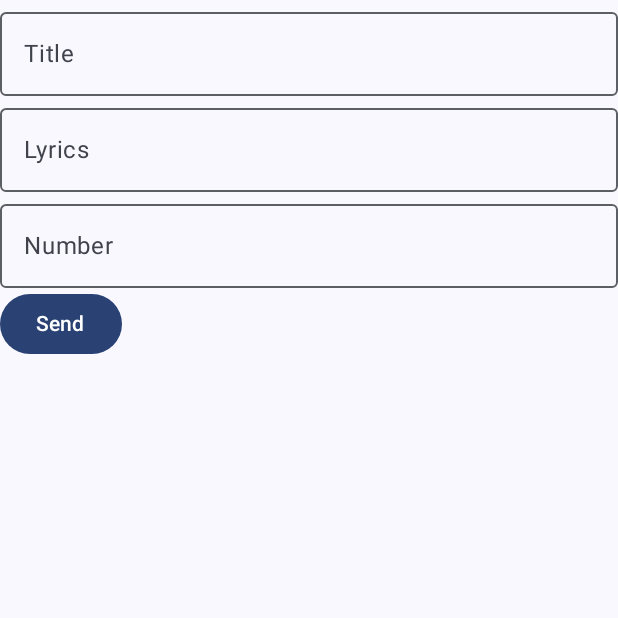
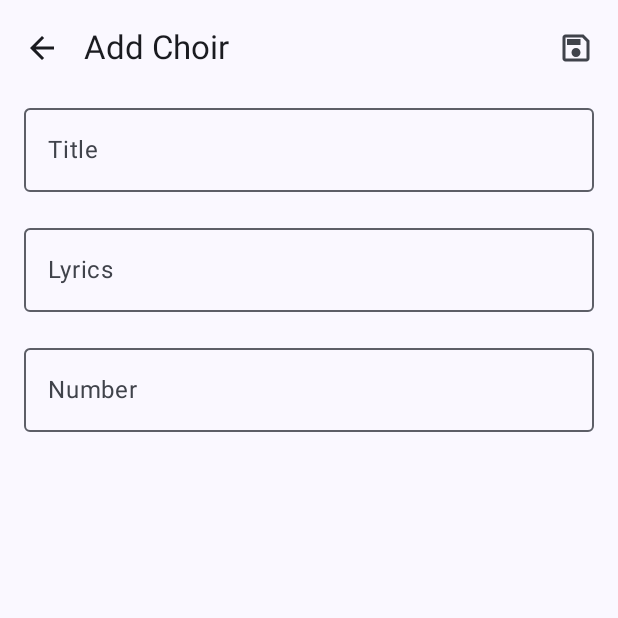
Before and after one commit to Luigi-Avila/Himnos-y-coros-MIEPI-Admin, an Android app built with Jetpack Compose: the FormScreen screen opened through its navigation route, on a phone screen of 412 x 824 dp, the top half of it. Run offline under Robolectric (Android 15) with nearby library versions, the phone set to English and light mode, and no system bars; our stand-ins replace Firebase (no records; nobody signed in at launch, a user with empty details on screens opened directly), livedata-compose.

Commit message:
feat: User experience improved

```diff
--- a/app/build.gradle
+++ b/app/build.gradle
@@ -60,6 +60,9 @@ dependencies {
     implementation 'androidx.compose.material3:material3'
     implementation "androidx.compose.runtime:runtime-livedata"
 
+    //Icons
+    implementation "androidx.compose.material:material-icons-extended"
+
     // Navigation
     implementation "androidx.navigation:navigation-compose:2.6.0"
 
@@ -69,6 +72,7 @@ dependencies {
     implementation 'com.google.firebase:firebase-common-ktx:20.3.3'
     implementation 'com.google.firebase:firebase-firestore-ktx:24.7.0'
 
+
     testImplementation 'junit:junit:4.13.2'
     androidTestImplementation 'androidx.test.ext:junit:1.1.5'
     androidTestImplementation 'androidx.test.espresso:espresso-core:3.5.1'
--- a/app/src/main/java/com/luigidev/himnosycorosmiepiadmin/MainActivity.kt
+++ b/app/src/main/java/com/luigidev/himnosycorosmiepiadmin/MainActivity.kt
@@ -3,7 +3,6 @@ package com.luigidev.himnosycorosmiepiadmin
 import android.os.Bundle
 import androidx.activity.ComponentActivity
 import androidx.activity.compose.setContent
-import androidx.activity.viewModels
 import androidx.compose.foundation.layout.fillMaxSize
 import androidx.compose.material3.MaterialTheme
 import androidx.compose.material3.Surface
@@ -13,15 +12,10 @@ import androidx.navigation.compose.composable
 import androidx.navigation.compose.rememberNavController
 import com.luigidev.himnosycorosmiepiadmin.core.Routes
 import com.luigidev.himnosycorosmiepiadmin.form.ui.FormScreen
-import com.luigidev.himnosycorosmiepiadmin.form.ui.FormViewModel
 import com.luigidev.himnosycorosmiepiadmin.home.ui.HomeScreen
-import com.luigidev.himnosycorosmiepiadmin.home.ui.HomeViewModel
 import com.luigidev.himnosycorosmiepiadmin.theme.HimnosYCorosMIEPIAdminTheme
 
 class MainActivity : ComponentActivity() {
-
-    private val formViewModel: FormViewModel by viewModels()
-    private val homeViewModel: HomeViewModel by viewModels()
 
     override fun onCreate(savedInstanceState: Bundle?) {
         super.onCreate(savedInstanceState)
@@ -37,7 +31,7 @@ class MainActivity : ComponentActivity() {
                         navController = navigationController,
                         startDestination = Routes.HomeScreen.route
                     ) {
-                        composable(Routes.FormScreen.route) { FormScreen(formViewModel, navigationController) }
+                        composable(Routes.FormScreen.route) { FormScreen(navigationController) }
                         composable(Routes.HomeScreen.route) { HomeScreen(navigationController) }
                     }
 
--- a/app/src/main/java/com/luigidev/himnosycorosmiepiadmin/core/Components.kt
+++ b/app/src/main/java/com/luigidev/himnosycorosmiepiadmin/core/Components.kt
@@ -3,29 +3,42 @@ package com.luigidev.himnosycorosmiepiadmin.core
 import androidx.compose.foundation.layout.fillMaxWidth
 import androidx.compose.foundation.text.KeyboardOptions
 import androidx.compose.material3.ExperimentalMaterial3Api
+import androidx.compose.material3.MaterialTheme
 import androidx.compose.material3.OutlinedTextField
 import androidx.compose.material3.Text
 import androidx.compose.runtime.Composable
-import androidx.compose.runtime.getValue
-import androidx.compose.runtime.mutableStateOf
-import androidx.compose.runtime.saveable.rememberSaveable
-import androidx.compose.runtime.setValue
 import androidx.compose.ui.Modifier
 
 @OptIn(ExperimentalMaterial3Api::class)
 @Composable
-fun TextFieldForm(label: String, getChoir: (String) -> Unit, keyboardOptions: KeyboardOptions = KeyboardOptions.Default) {
-
-    var aux by rememberSaveable { mutableStateOf("") }
-
+fun TextFieldForm(
+    label: String,
+    textValue: String,
+    keyboardOptions: KeyboardOptions = KeyboardOptions.Default,
+    isInvalid: Boolean,
+    supportTextError: String,
+    oneLine: Boolean = false,
+    maxLines: Int = Int.MAX_VALUE,
+    onTextChanged: (String) -> Unit
+    ) {
     OutlinedTextField(
-        value = aux,
-        onValueChange = {
-            getChoir(it)
-            aux = it
-        },
+        value = textValue,
+        onValueChange = onTextChanged,
         label = { Text(text = label) },
         modifier = Modifier.fillMaxWidth(),
-        keyboardOptions = keyboardOptions
+        keyboardOptions = keyboardOptions,
+        isError = isInvalid,
+        supportingText = {
+            if (isInvalid){
+               Text(text = supportTextError)
+            }
+        },
+        singleLine = oneLine,
+        maxLines = maxLines
     )
 }
+
+@Composable
+fun Title(textTitle: String) {
+    Text(text = textTitle, style = MaterialTheme.typography.displaySmall)
+}
--- a/app/src/main/java/com/luigidev/himnosycorosmiepiadmin/form/ui/FormScreen.kt
+++ b/app/src/main/java/com/luigidev/himnosycorosmiepiadmin/form/ui/FormScreen.kt
@@ -4,6 +4,7 @@ import androidx.compose.material3.Text
 import androidx.compose.runtime.Composable
 import androidx.compose.runtime.getValue
 import androidx.compose.runtime.livedata.observeAsState
+import androidx.lifecycle.viewmodel.compose.viewModel
 import androidx.navigation.NavHostController
 import com.luigidev.himnosycorosmiepiadmin.form.domain.state.FormUIState
 import com.luigidev.himnosycorosmiepiadmin.form.ui.states.FormFillOutState
@@ -11,13 +12,15 @@ import com.luigidev.himnosycorosmiepiadmin.form.ui.states.FormSuccessState
 
 
 @Composable
-fun FormScreen(formViewModel: FormViewModel, navigationController: NavHostController) {
+fun FormScreen(navigationController: NavHostController) {
+
+    val formViewModel: FormViewModel= viewModel()
 
     val listState: FormUIState by formViewModel.resultState.observeAsState(initial = FormUIState.FillOut)
 
     when(listState){
         is FormUIState.Error -> { Text(text = "Something went wrong") }
-        FormUIState.FillOut -> { FormFillOutState(formViewModel) }
+        FormUIState.FillOut -> { FormFillOutState(formViewModel, navigationController) }
         FormUIState.Loading -> { Text(text = "Loading")}
         is FormUIState.Success -> { FormSuccessState(formViewModel, navigationController) }
     }
--- a/app/src/main/java/com/luigidev/himnosycorosmiepiadmin/form/ui/FormViewModel.kt
+++ b/app/src/main/java/com/luigidev/himnosycorosmiepiadmin/form/ui/FormViewModel.kt
@@ -1,6 +1,9 @@
 package com.luigidev.himnosycorosmiepiadmin.form.ui
 
-import android.util.Log
+import androidx.compose.runtime.getValue
+import androidx.compose.runtime.mutableStateOf
+import androidx.compose.runtime.setValue
+import androidx.core.text.isDigitsOnly
 import androidx.lifecycle.LiveData
 import androidx.lifecycle.MutableLiveData
 import androidx.lifecycle.ViewModel
@@ -15,29 +18,76 @@ import kotlinx.coroutines.Dispatchers
 import kotlinx.coroutines.launch
 import kotlinx.coroutines.withContext
 
-class FormViewModel: ViewModel() {
+class FormViewModel : ViewModel() {
 
     private val _resultState = MutableLiveData<FormUIState>()
     val resultState: LiveData<FormUIState> = _resultState
 
-
     private val uploadChoirUseCase = UploadChoirUseCase()
 
-    fun uploadChoir(choir: Choir){
-        Log.i("Choir", "Valor del choir $choir")
+    internal var mTitle: String by mutableStateOf("")
+        private set
+
+    internal var isTitleInvalid: Boolean by mutableStateOf(false)
+        private set
+
+    internal var mLyrics: String by mutableStateOf("")
+        private set
+
+    internal var isLyricsInvalid: Boolean by mutableStateOf(false)
+        private set
+
+    internal var mNumber: String by mutableStateOf("")
+        private set
+
+    internal var isNumberInvalid: Boolean by mutableStateOf(false)
+        private set
+
+    private var isSubmitted: Boolean by mutableStateOf(false)
+
+    private fun formatText(){
+        mTitle = mTitle.trim()
+        mLyrics = mLyrics.trim()
+        mNumber = mNumber.trim()
+    }
+
+    fun uploadChoir() {
+        isSubmitted = true
+        formatText()
+        val validation = validateFields()
+        if (validation) {
+            val choir = Choir(
+                title = mTitle,
+                lyrics = mLyrics,
+                choirNumber = mNumber.toInt()
+            )
             viewModelScope.launch(Dispatchers.IO) {
                 _resultState.postValue(FormUIState.Loading)
-            withContext(Dispatchers.Main){
-                when(val result = uploadChoirUseCase(choir)){
+                withContext(Dispatchers.Main) {
+                    when (val result = uploadChoirUseCase(choir)) {
                         is ResultAPI.Error -> {
                             _resultState.value = FormUIState.Error(result.message)
                         }
+
                         is ResultAPI.Success -> {
                             _resultState.value = FormUIState.Success(result.data)
+
                         }
                     }
                 }
             }
+        }
+
+    }
+
+    private fun validateFields(): Boolean {
+        if (mTitle.length <= 3) isTitleInvalid = true
+
+        if (mLyrics.length <= 3) isLyricsInvalid = true
+
+        if (mNumber.isEmpty()) isNumberInvalid = true
+
+        return mTitle.length > 3 && mLyrics.length > 3 && mNumber.isNotEmpty()
     }
 
     fun goToHome(navigationController: NavHostController) {
@@ -45,9 +95,24 @@ class FormViewModel: ViewModel() {
         _resultState.value = FormUIState.FillOut
     }
 
-    fun addNew(){
+    fun addNew() {
         _resultState.value = FormUIState.FillOut
     }
 
+    fun onChangeTitle(title: String) {
+        mTitle = title
+        isTitleInvalid = mTitle.length <= 3 && isSubmitted
+    }
+
+    fun onChangeLyrics(lyrics: String) {
+        mLyrics = lyrics
+        isLyricsInvalid = mLyrics.length <= 3 && isSubmitted
+    }
+
+    fun onChangeNumber(number: String) {
+        mNumber = number
+        isNumberInvalid =
+            !(mNumber.isNotEmpty() && mNumber.isDigitsOnly() && mNumber.toInt() > 0)
+    }
 
 }
--- a/app/src/main/java/com/luigidev/himnosycorosmiepiadmin/form/ui/states/FormFillOutState.kt
+++ b/app/src/main/java/com/luigidev/himnosycorosmiepiadmin/form/ui/states/FormFillOutState.kt
@@ -2,50 +2,84 @@ package com.luigidev.himnosycorosmiepiadmin.form.ui.states
 
 import androidx.compose.foundation.layout.Column
 import androidx.compose.foundation.layout.fillMaxSize
+import androidx.compose.foundation.layout.padding
 import androidx.compose.foundation.text.KeyboardOptions
-import androidx.compose.material3.Button
+import androidx.compose.material.icons.Icons
+import androidx.compose.material.icons.outlined.ArrowBack
+import androidx.compose.material.icons.outlined.Save
+import androidx.compose.material3.ExperimentalMaterial3Api
+import androidx.compose.material3.Icon
+import androidx.compose.material3.IconButton
+import androidx.compose.material3.Scaffold
 import androidx.compose.material3.Text
+import androidx.compose.material3.TopAppBar
 import androidx.compose.runtime.Composable
-import androidx.compose.runtime.getValue
-import androidx.compose.runtime.mutableStateOf
-import androidx.compose.runtime.saveable.rememberSaveable
-import androidx.compose.runtime.setValue
 import androidx.compose.ui.Modifier
+import androidx.compose.ui.res.dimensionResource
 import androidx.compose.ui.text.input.KeyboardType
+import androidx.navigation.NavHostController
+import com.luigidev.himnosycorosmiepiadmin.R
 import com.luigidev.himnosycorosmiepiadmin.core.TextFieldForm
-import com.luigidev.himnosycorosmiepiadmin.form.domain.models.Choir
 import com.luigidev.himnosycorosmiepiadmin.form.ui.FormViewModel
 
+@OptIn(ExperimentalMaterial3Api::class)
 @Composable
-fun FormFillOutState(formViewModel: FormViewModel){
-    var choirTitle by rememberSaveable { mutableStateOf("") }
-    var choirNumber by rememberSaveable { mutableStateOf("") }
-    var choirLyrics by rememberSaveable { mutableStateOf("") }
+fun FormFillOutState(formViewModel: FormViewModel, navigationController: NavHostController) {
 
-    Column(Modifier.fillMaxSize()) {
-        TextFieldForm(label = "Title", {
-            choirTitle = it
-        })
-        TextFieldForm(label = "Lyrics", {
-            choirLyrics = it
-        })
-        TextFieldForm(
-            label = "Number", getChoir = {
-                choirNumber = it
-            }, KeyboardOptions.Default.copy(
-                keyboardType = KeyboardType.Number
+    Scaffold(
+        topBar = {
+            TopAppBar(
+                title = { Text(text = "Add Choir") },
+                actions = {
+                    IconButton(onClick = { formViewModel.uploadChoir() }) {
+                        Icon(Icons.Outlined.Save, contentDescription = "Save info")
+                    }
+                },
+                navigationIcon = {
+                    IconButton(onClick = { formViewModel.goToHome(navigationController) }) {
+                        Icon(Icons.Outlined.ArrowBack, contentDescription = "Go back")
+                    }
+                }
             )
-        )
-        Button(onClick = {
-            formViewModel.uploadChoir(
-                Choir(
-                    title = choirTitle,
-                    lyrics = choirLyrics,
-                    choirNumber = choirNumber.toInt()
+        },
+
+        ) { paddingValues ->
+        Column(
+            Modifier
+                .fillMaxSize()
+                .padding(
+                    top = paddingValues.calculateTopPadding(),
+                    start = dimensionResource(id = R.dimen.common_default_padding),
+                    end = dimensionResource(id = R.dimen.common_default_padding)
+                )
+        ) {
+            TextFieldForm(
+                label = "Title",
+                textValue = formViewModel.mTitle,
+                isInvalid = formViewModel.isTitleInvalid,
+                supportTextError = "Invalid title",
+                maxLines = 2,
+                onTextChanged = { formViewModel.onChangeTitle(it) })
+            TextFieldForm(
+                label = "Lyrics",
+                textValue = formViewModel.mLyrics,
+                isInvalid = formViewModel.isLyricsInvalid,
+                supportTextError = "Invalid Lyrics",
+                onTextChanged = { formViewModel.onChangeLyrics(it) })
+            TextFieldForm(
+                label = "Number",
+                textValue = formViewModel.mNumber,
+                isInvalid = formViewModel.isNumberInvalid,
+                supportTextError = "Invalid Number",
+                onTextChanged = { formViewModel.onChangeNumber(it) },
+                oneLine = true,
+                maxLines = 1,
+                keyboardOptions = KeyboardOptions.Default.copy(
+                    keyboardType = KeyboardType.Number
                 )
             )
-        }) {
-            Text(text = "Send")
         }
     }
+
+
 }
--- a/app/src/main/java/com/luigidev/himnosycorosmiepiadmin/home/ui/HomeScreen.kt
+++ b/app/src/main/java/com/luigidev/himnosycorosmiepiadmin/home/ui/HomeScreen.kt
@@ -25,7 +25,6 @@ fun HomeScreen(navigationController: NavHostController) {
         is HomeUIState.Success -> {
             HomeSuccess(
                 navigationController = navigationController,
-                homeViewModel = homeViewModel,
                 (homeViewModel.homeUIState as HomeUIState.Success<List<Choir?>>).data
             )
         }
--- a/app/src/main/java/com/luigidev/himnosycorosmiepiadmin/home/ui/states/HomeSuccess.kt
+++ b/app/src/main/java/com/luigidev/himnosycorosmiepiadmin/home/ui/states/HomeSuccess.kt
@@ -1,53 +1,69 @@
 package com.luigidev.himnosycorosmiepiadmin.home.ui.states
 
 import androidx.compose.foundation.background
-import androidx.compose.foundation.layout.Column
+import androidx.compose.foundation.layout.fillMaxSize
+import androidx.compose.foundation.layout.padding
 import androidx.compose.foundation.lazy.LazyColumn
 import androidx.compose.foundation.lazy.items
+import androidx.compose.foundation.lazy.rememberLazyListState
 import androidx.compose.material.icons.Icons
-import androidx.compose.material.icons.filled.Share
-import androidx.compose.material3.Button
+import androidx.compose.material.icons.filled.Add
+import androidx.compose.material.icons.outlined.Description
 import androidx.compose.material3.Divider
 import androidx.compose.material3.ExperimentalMaterial3Api
-import androidx.compose.material3.FloatingActionButton
+import androidx.compose.material3.ExtendedFloatingActionButton
+import androidx.compose.material3.FabPosition
 import androidx.compose.material3.Icon
 import androidx.compose.material3.ListItem
+import androidx.compose.material3.Scaffold
 import androidx.compose.material3.Text
 import androidx.compose.runtime.Composable
+import androidx.compose.runtime.derivedStateOf
+import androidx.compose.runtime.getValue
+import androidx.compose.runtime.remember
 import androidx.compose.ui.Modifier
 import androidx.compose.ui.graphics.Color
-import androidx.compose.ui.res.painterResource
 import androidx.navigation.NavHostController
-import com.luigidev.himnosycorosmiepiadmin.R
 import com.luigidev.himnosycorosmiepiadmin.core.Routes
+import com.luigidev.himnosycorosmiepiadmin.core.Title
 import com.luigidev.himnosycorosmiepiadmin.home.domain.models.Choir
-import com.luigidev.himnosycorosmiepiadmin.home.ui.HomeViewModel
 
+@OptIn(ExperimentalMaterial3Api::class)
 @Composable
 fun HomeSuccess(
     navigationController: NavHostController,
-    homeViewModel: HomeViewModel,
     choirs: List<Choir?>
-){
-    Column{
-        Text(text = "Home screen")
-
-        LazyColumn(){
+) {
+    val listState = rememberLazyListState()
+    val expandedFab by remember {
+        derivedStateOf {
+            listState.firstVisibleItemIndex == 0
+        }
+    }
+    Scaffold(
+        floatingActionButton = {
+            ExtendedFloatingActionButton(
+                onClick = { navigationController.navigate(Routes.FormScreen.route)  },
+                expanded = expandedFab,
+                icon = { Icon(Icons.Filled.Add, "Localized Description") },
+                text = { Text(text = "Add Choir") },
+            )
+        },
+        floatingActionButtonPosition = FabPosition.End,
+    ) {
+        LazyColumn(state = listState, modifier = Modifier
+            .fillMaxSize()
+            .padding(it)) {
+            item { Title(textTitle = "Choirs") }
             items(choirs) { choir ->
                 if (choir != null) {
                     ChoirItem(choir)
                 }
             }
-        }
 
-
-        FloatingActionButton(onClick = { navigationController.navigate(Routes.FormScreen.route) }) {
-            Icon(painter = painterResource(id = R.drawable.ic_add), contentDescription = "add icon")
-        }
-        Button(onClick = { homeViewModel.getChoirs() }) {
-            Text(text = "Get Choirs")
         }
     }
+
 }
 
 @OptIn(ExperimentalMaterial3Api::class)
@@ -58,7 +74,7 @@ fun ChoirItem(choirData: Choir) {
         supportingText = { Text(text = choirData.lyrics) },
         modifier = Modifier.background(Color.Red),
         leadingContent = {
-            Icon( Icons.Default.Share, contentDescription = "")
+            Icon(Icons.Outlined.Description, contentDescription = "")
         }
     )
     Divider()
--- /dev/null
+++ b/app/src/main/res/values/dimens.xml
@@ -0,0 +1,4 @@
+<?xml version="1.0" encoding="utf-8"?>
+<resources>
+    <dimen name="common_default_padding">16dp</dimen>
+</resources>
```
Lines whose indentation alone changed are shown as unchanged.
